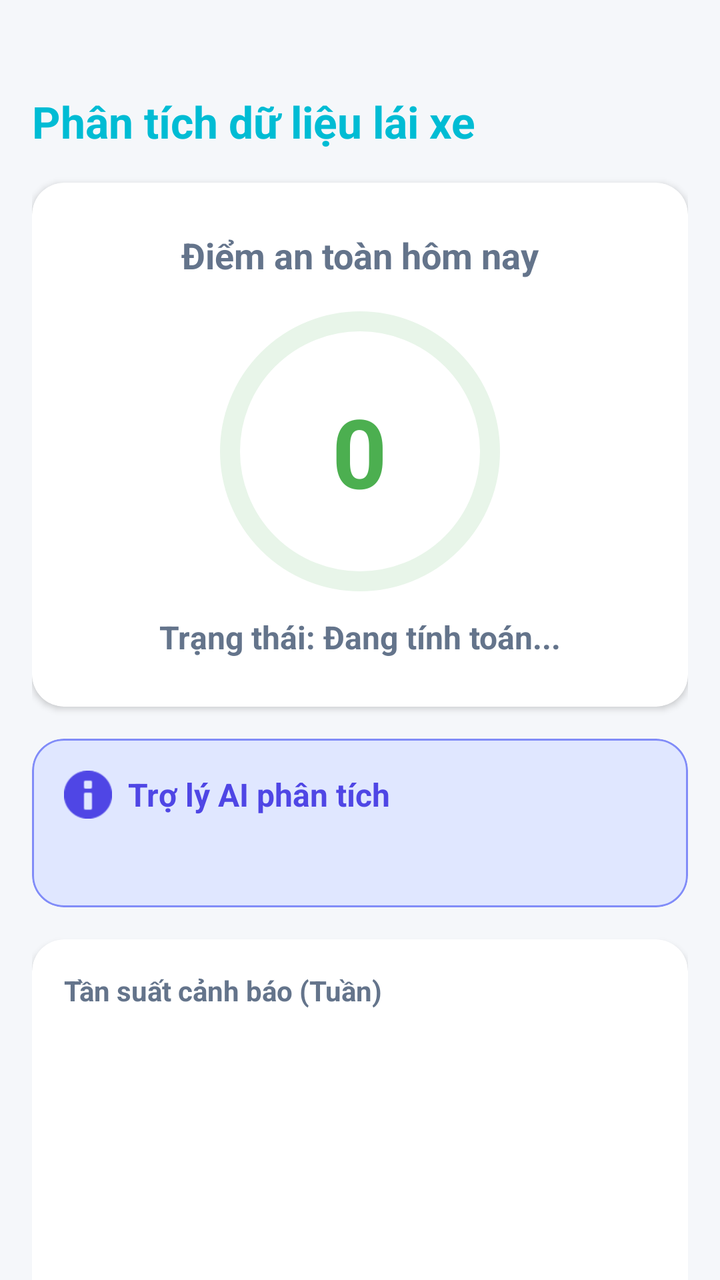
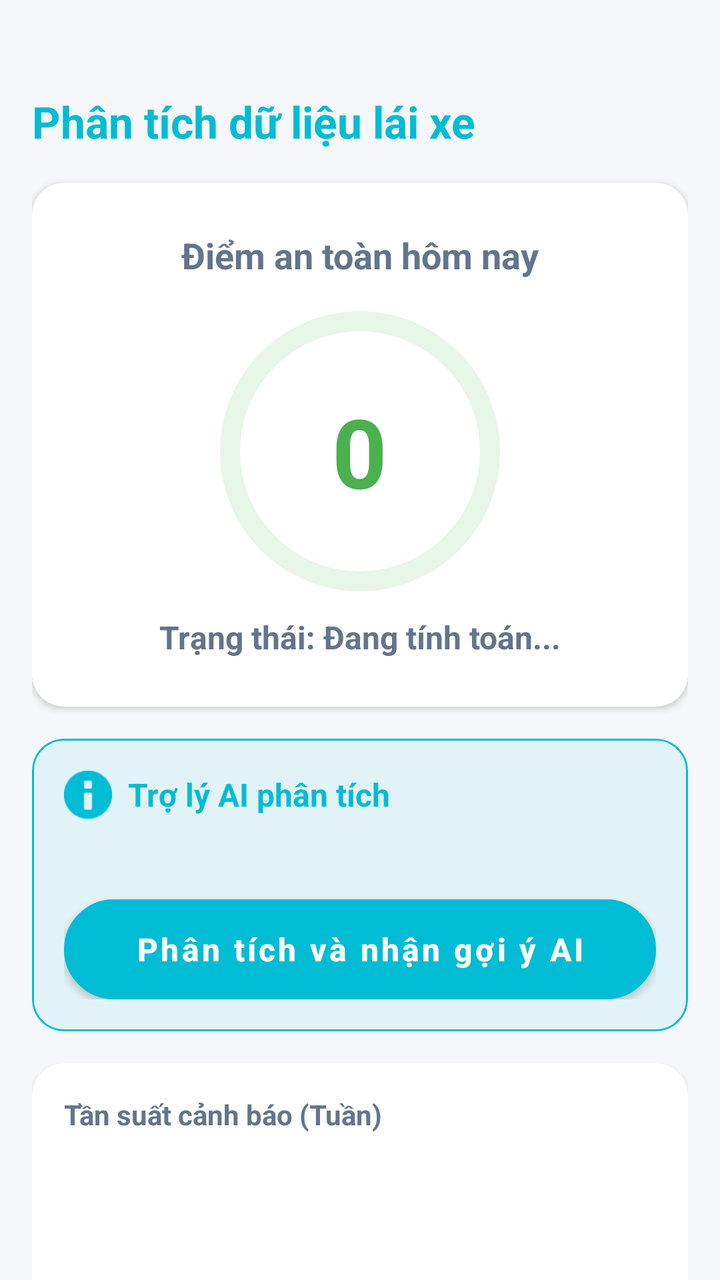

Screens rendered from an Android XML layout before and after an edit, with the pre-edit source and the edit as a unified diff.
<!-- AndroidManifest.xml: application theme Theme.DmsApplication -->
<!-- res/layout/fragment_dashboard.xml -->
<?xml version="1.0" encoding="utf-8"?>
<androidx.core.widget.NestedScrollView
    xmlns:android="http://schemas.android.com/apk/res/android"
    xmlns:app="http://schemas.android.com/apk/res-auto"
    android:layout_width="match_parent"
    android:layout_height="match_parent"
    android:background="#F5F7FA"
    android:fillViewport="true">

    <LinearLayout
        android:layout_width="match_parent"
        android:layout_height="wrap_content"
        android:orientation="vertical"
        android:padding="16dp">

        <TextView
            android:layout_width="wrap_content"
            android:layout_height="wrap_content"
            android:layout_marginTop="30dp"
            android:layout_marginBottom="16dp"
            android:text="Phân tích dữ liệu lái xe"
            android:textColor="#00BCD4"
            android:textSize="22sp"
            android:textStyle="bold" />

        <com.google.android.material.card.MaterialCardView
            android:layout_width="match_parent"
            android:layout_height="wrap_content"
            android:layout_marginBottom="16dp"
            app:cardCornerRadius="16dp"
            app:cardElevation="2dp">

            <LinearLayout
                android:layout_width="match_parent"
                android:layout_height="wrap_content"
                android:gravity="center"
                android:orientation="vertical"
                android:padding="24dp">

                <TextView
                    android:layout_width="wrap_content"
                    android:layout_height="wrap_content"
                    android:text="Điểm an toàn hôm nay"
                    android:textColor="#64748B"
                    android:textSize="18sp"
                    android:textStyle="bold" />

                <FrameLayout
                    android:layout_width="140dp"
                    android:layout_height="140dp"
                    android:layout_marginTop="16dp">

                    <com.google.android.material.progressindicator.CircularProgressIndicator
                        android:id="@+id/progressScore"
                        android:layout_width="match_parent"
                        android:layout_height="match_parent"
                        android:layout_gravity="center"
                        app:indicatorSize="140dp"
                        app:trackThickness="10dp"
                        app:indicatorColor="#4CAF50"
                        app:trackColor="#E8F5E9"
                        app:trackCornerRadius="5dp" />

                    <TextView
                        android:id="@+id/tvSafetyScore"
                        android:layout_width="wrap_content"
                        android:layout_height="wrap_content"
                        android:layout_gravity="center"
                        android:text="0"
                        android:textColor="#4CAF50"
                        android:textSize="48sp"
                        android:textStyle="bold" />
                </FrameLayout>

                <TextView
                    android:id="@+id/tvScoreStatus"
                    android:layout_width="wrap_content"
                    android:layout_height="wrap_content"
                    android:layout_marginTop="12dp"
                    android:text="Trạng thái: Đang tính toán..."
                    android:textColor="#64748B"
                    android:textSize="16sp"
                    android:textStyle="bold" />
            </LinearLayout>
        </com.google.android.material.card.MaterialCardView>

        <com.google.android.material.card.MaterialCardView
            android:layout_width="match_parent"
            android:layout_height="wrap_content"
            android:layout_marginBottom="16dp"
            app:cardBackgroundColor="#E0E7FF"
            app:cardCornerRadius="16dp"
            app:cardElevation="0dp"
            app:strokeColor="#818CF8"
            app:strokeWidth="1dp">

            <LinearLayout
                android:layout_width="match_parent"
                android:layout_height="wrap_content"
                android:orientation="vertical"
                android:padding="16dp">

                <LinearLayout
                    android:layout_width="wrap_content"
                    android:layout_height="wrap_content"
                    android:gravity="center_vertical"
                    android:orientation="horizontal">

                    <ImageView
                        android:layout_width="24dp"
                        android:layout_height="24dp"
                        android:src="@android:drawable/ic_dialog_info"
                        app:tint="#4F46E5" />

                    <TextView
                        android:layout_width="wrap_content"
                        android:layout_height="wrap_content"
                        android:layout_marginStart="8dp"
                        android:text="Trợ lý AI phân tích"
                        android:textColor="#4F46E5"
                        android:textSize="16sp"
                        android:textStyle="bold" />
                </LinearLayout>

                <TextView
                    android:id="@+id/tvAiInsight"
                    android:layout_width="match_parent"
                    android:layout_height="wrap_content"
                    android:layout_marginTop="8dp"
                    android:lineSpacingExtra="4dp"
                    android:text=""
                    android:textColor="#334155"
                    android:textSize="15sp" />
            </LinearLayout>
        </com.google.android.material.card.MaterialCardView>

        <com.google.android.material.card.MaterialCardView
            android:layout_width="match_parent"
            android:layout_height="wrap_content"
            android:layout_marginBottom="16dp"
            app:cardCornerRadius="16dp"
            app:cardElevation="2dp">

            <LinearLayout
                android:layout_width="match_parent"
                android:layout_height="wrap_content"
                android:orientation="vertical"
                android:padding="16dp">

                <TextView
                    android:layout_width="wrap_content"
                    android:layout_height="wrap_content"
                    android:text="Tần suất cảnh báo (Tuần)"
                    android:textColor="#64748B"
                    android:textSize="14sp"
                    android:textStyle="bold" />

                <LinearLayout
                    android:layout_width="match_parent"
                    android:layout_height="180dp"
                    android:layout_marginTop="16dp"
                    android:baselineAligned="false"
                    android:orientation="horizontal"
                    android:weightSum="7">

                    <LinearLayout android:layout_width="0dp" android:layout_height="match_parent" android:layout_weight="1" android:gravity="bottom|center_horizontal" android:orientation="vertical" android:weightSum="100">
                        <View android:id="@+id/spaceT2" android:layout_width="match_parent" android:layout_height="0dp" android:layout_weight="100" />
                        <View android:id="@+id/barT2" android:layout_width="24dp" android:layout_height="0dp" android:layout_weight="0" android:background="@drawable/bg_bar_native" />
                        <TextView android:layout_width="wrap_content" android:layout_height="wrap_content" android:layout_marginTop="8dp" android:text="T2" android:textColor="#94A3B8" android:textSize="12sp" android:textStyle="bold" />
                    </LinearLayout>

                    <LinearLayout android:layout_width="0dp" android:layout_height="match_parent" android:layout_weight="1" android:gravity="bottom|center_horizontal" android:orientation="vertical" android:weightSum="100">
                        <View android:id="@+id/spaceT3" android:layout_width="match_parent" android:layout_height="0dp" android:layout_weight="100" />
                        <View android:id="@+id/barT3" android:layout_width="24dp" android:layout_height="0dp" android:layout_weight="0" android:background="@drawable/bg_bar_native" />
                        <TextView android:layout_width="wrap_content" android:layout_height="wrap_content" android:layout_marginTop="8dp" android:text="T3" android:textColor="#94A3B8" android:textSize="12sp" android:textStyle="bold" />
                    </LinearLayout>

                    <LinearLayout android:layout_width="0dp" android:layout_height="match_parent" android:layout_weight="1" android:gravity="bottom|center_horizontal" android:orientation="vertical" android:weightSum="100">
                        <View android:id="@+id/spaceT4" android:layout_width="match_parent" android:layout_height="0dp" android:layout_weight="100" />
                        <View android:id="@+id/barT4" android:layout_width="24dp" android:layout_height="0dp" android:layout_weight="0" android:background="@drawable/bg_bar_native" />
                        <TextView android:layout_width="wrap_content" android:layout_height="wrap_content" android:layout_marginTop="8dp" android:text="T4" android:textColor="#94A3B8" android:textSize="12sp" android:textStyle="bold" />
                    </LinearLayout>

                    <LinearLayout android:layout_width="0dp" android:layout_height="match_parent" android:layout_weight="1" android:gravity="bottom|center_horizontal" android:orientation="vertical" android:weightSum="100">
                        <View android:id="@+id/spaceT5" android:layout_width="match_parent" android:layout_height="0dp" android:layout_weight="100" />
                        <View android:id="@+id/barT5" android:layout_width="24dp" android:layout_height="0dp" android:layout_weight="0" android:background="@drawable/bg_bar_native" />
                        <TextView android:layout_width="wrap_content" android:layout_height="wrap_content" android:layout_marginTop="8dp" android:text="T5" android:textColor="#94A3B8" android:textSize="12sp" android:textStyle="bold" />
                    </LinearLayout>

                    <LinearLayout android:layout_width="0dp" android:layout_height="match_parent" android:layout_weight="1" android:gravity="bottom|center_horizontal" android:orientation="vertical" android:weightSum="100">
                        <View android:id="@+id/spaceT6" android:layout_width="match_parent" android:layout_height="0dp" android:layout_weight="100" />
                        <View android:id="@+id/barT6" android:layout_width="24dp" android:layout_height="0dp" android:layout_weight="0" android:background="@drawable/bg_bar_native" />
                        <TextView android:layout_width="wrap_content" android:layout_height="wrap_content" android:layout_marginTop="8dp" android:text="T6" android:textColor="#94A3B8" android:textSize="12sp" android:textStyle="bold" />
                    </LinearLayout>

                    <LinearLayout android:layout_width="0dp" android:layout_height="match_parent" android:layout_weight="1" android:gravity="bottom|center_horizontal" android:orientation="vertical" android:weightSum="100">
                        <View android:id="@+id/spaceT7" android:layout_width="match_parent" android:layout_height="0dp" android:layout_weight="100" />
                        <View android:id="@+id/barT7" android:layout_width="24dp" android:layout_height="0dp" android:layout_weight="0" android:background="@drawable/bg_bar_native" />
                        <TextView android:layout_width="wrap_content" android:layout_height="wrap_content" android:layout_marginTop="8dp" android:text="T7" android:textColor="#94A3B8" android:textSize="12sp" android:textStyle="bold" />
                    </LinearLayout>

                    <LinearLayout android:layout_width="0dp" android:layout_height="match_parent" android:layout_weight="1" android:gravity="bottom|center_horizontal" android:orientation="vertical" android:weightSum="100">
                        <View android:id="@+id/spaceCN" android:layout_width="match_parent" android:layout_height="0dp" android:layout_weight="100" />
                        <View android:id="@+id/barCN" android:layout_width="24dp" android:layout_height="0dp" android:layout_weight="0" android:background="@drawable/bg_bar_native_red" />
                        <TextView android:layout_width="wrap_content" android:layout_height="wrap_content" android:layout_marginTop="8dp" android:text="CN" android:textColor="#EF4444" android:textSize="12sp" android:textStyle="bold" />
                    </LinearLayout>

                </LinearLayout>
            </LinearLayout>
        </com.google.android.material.card.MaterialCardView>

        <TextView
            android:layout_width="wrap_content"
            android:layout_height="wrap_content"
            android:layout_marginBottom="12dp"
            android:text="Tổng kết lỗi tuần này"
            android:textColor="#64748B"
            android:textSize="14sp"
            android:textStyle="bold" />

        <LinearLayout
            android:layout_width="match_parent"
            android:layout_height="wrap_content"
            android:orientation="horizontal"
            android:weightSum="2">

            <com.google.android.material.card.MaterialCardView
                android:layout_width="0dp"
                android:layout_height="wrap_content"
                android:layout_marginEnd="8dp"
                android:layout_weight="1"
                app:cardCornerRadius="12dp"
                app:cardElevation="2dp">

                <LinearLayout
                    android:layout_width="match_parent"
                    android:layout_height="wrap_content"
                    android:gravity="center"
                    android:orientation="vertical"
                    android:padding="16dp">

                    <TextView
                        android:layout_width="wrap_content"
                        android:layout_height="wrap_content"
                        android:text="Nhắm mắt"
                        android:textColor="#EF4444"
                        android:textStyle="bold" />
                    <TextView
                        android:id="@+id/tvTotalDrowsy"
                        android:layout_width="wrap_content"
                        android:layout_height="wrap_content"
                        android:layout_marginTop="4dp"
                        android:text="0"
                        android:textColor="#1E293B"
                        android:textSize="24sp"
                        android:textStyle="bold" />
                </LinearLayout>
            </com.google.android.material.card.MaterialCardView>

            <com.google.android.material.card.MaterialCardView
                android:layout_width="0dp"
                android:layout_height="wrap_content"
                android:layout_marginStart="8dp"
                android:layout_weight="1"
                app:cardCornerRadius="12dp"
                app:cardElevation="2dp">

                <LinearLayout
                    android:layout_width="match_parent"
                    android:layout_height="wrap_content"
                    android:gravity="center"
                    android:orientation="vertical"
                    android:padding="16dp">

                    <TextView android:layout_width="wrap_content" android:layout_height="wrap_content" android:text="Quay đầu" android:textColor="#F59E0B" android:textStyle="bold" />
                    <TextView android:id="@+id/tvTotalHead" android:layout_width="wrap_content" android:layout_height="wrap_content" android:layout_marginTop="4dp" android:text="0" android:textColor="#1E293B" android:textSize="24sp" android:textStyle="bold" />
                </LinearLayout>
            </com.google.android.material.card.MaterialCardView>
        </LinearLayout>

        <View android:layout_width="match_parent" android:layout_height="80dp" />

    </LinearLayout>
</androidx.core.widget.NestedScrollView>
<!-- resources referenced by this layout -->
<resources>
  <!-- drawable bg_bar_native (drawable) -->
  <?xml version="1.0" encoding="utf-8"?>
  <shape xmlns:android="http://schemas.android.com/apk/res/android"
      android:shape="rectangle">
      <solid android:color="#3B82F6" />
  
      <corners
          android:topLeftRadius="6dp"
          android:topRightRadius="6dp"
          android:bottomLeftRadius="0dp"
          android:bottomRightRadius="0dp" />
  </shape>
  <!-- drawable bg_bar_native_red (drawable) -->
  <?xml version="1.0" encoding="utf-8"?>
  <shape xmlns:android="http://schemas.android.com/apk/res/android"
      android:shape="rectangle">
      <solid android:color="#EF4444" />
  
      <corners
          android:topLeftRadius="6dp"
          android:topRightRadius="6dp"
          android:bottomLeftRadius="0dp"
          android:bottomRightRadius="0dp" />
  </shape>
  <style name="Theme.DmsApplication" parent="Theme.MaterialComponents.DayNight.NoActionBar" />
</resources>

<!-- the commit's change to res/layout/fragment_dashboard.xml (unified diff, before → after) -->
@@ -88,10 +88,10 @@
             android:layout_width="match_parent"
             android:layout_height="wrap_content"
             android:layout_marginBottom="16dp"
-            app:cardBackgroundColor="#E0E7FF"
+            app:cardBackgroundColor="#1400BCD4"
             app:cardCornerRadius="16dp"
             app:cardElevation="0dp"
-            app:strokeColor="#818CF8"
+            app:strokeColor="#00BCD4"
             app:strokeWidth="1dp">
 
             <LinearLayout
@@ -110,14 +110,14 @@
                         android:layout_width="24dp"
                         android:layout_height="24dp"
                         android:src="@android:drawable/ic_dialog_info"
-                        app:tint="#4F46E5" />
+                        app:tint="#00BCD4" />
 
                     <TextView
                         android:layout_width="wrap_content"
                         android:layout_height="wrap_content"
                         android:layout_marginStart="8dp"
                         android:text="Trợ lý AI phân tích"
-                        android:textColor="#4F46E5"
+                        android:textColor="#00BCD4"
                         android:textSize="16sp"
                         android:textStyle="bold" />
                 </LinearLayout>
@@ -131,8 +131,24 @@
                     android:text=""
                     android:textColor="#334155"
                     android:textSize="15sp" />
+
+                <com.google.android.material.button.MaterialButton
+                    android:id="@+id/btnRequestAi"
+                    android:layout_width="match_parent"
+                    android:layout_height="50dp"
+                    android:layout_marginTop="12dp"
+                    android:text="Phân tích và nhận gợi ý AI"
+                    android:textSize="16sp"
+                    android:textStyle="bold"
+                    android:textColor="#FFFFFF"
+                    app:backgroundTint="#00BCD4"
+                    android:background="@drawable/bg_edittext_rounded"
+                    android:textAllCaps="false"
+                    />
             </LinearLayout>
         </com.google.android.material.card.MaterialCardView>
+
+
 
         <com.google.android.material.card.MaterialCardView
             android:layout_width="match_parent"
<!-- resource entries referenced after the edit -->
@@ -24,6 +24,23 @@
           android:bottomLeftRadius="0dp"
           android:bottomRightRadius="0dp" />
   </shape>
+  <!-- drawable bg_edittext_rounded (drawable) -->
+  <?xml version="1.0" encoding="utf-8"?>
+  <shape xmlns:android="http://schemas.android.com/apk/res/android"
+      android:shape="rectangle">
+  
+      <corners android:radius="25dp" />
+  
+      <solid android:color="#FFFFFF" />
+  
+      <stroke
+          android:width="1dp"
+          android:color="#B0BEC5" />
+  
+      <padding
+          android:left="16dp"
+          android:right="16dp" />
+  </shape>
   <style name="Theme.DmsApplication" parent="Theme.MaterialComponents.DayNight.NoActionBar" />
 </resources>
 
